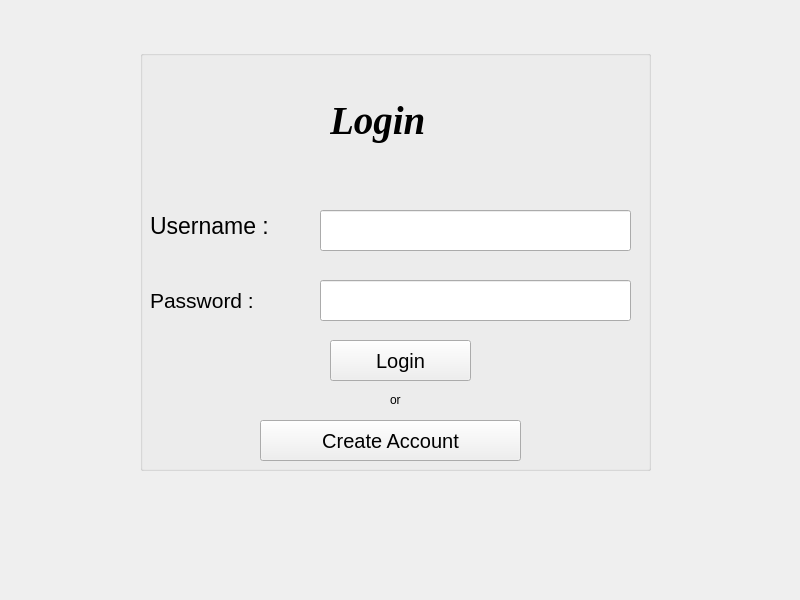
This is mainwindow.ui in ThaKhinso/POSManagement as Qt 5 draws it before an edit. The edited form follows.
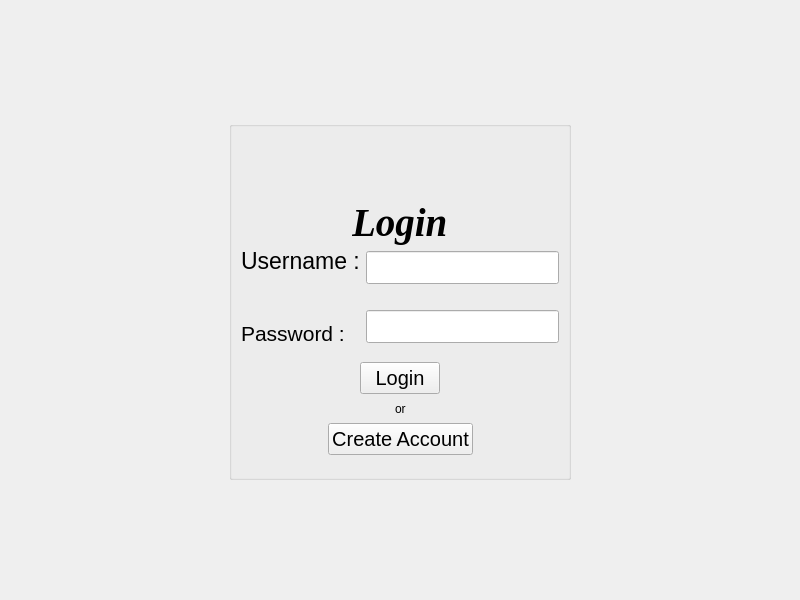
This is the edited form. The open tabs and pages were chosen to show the change.

Diff of the .ui file:
```diff
--- a/mainwindow.ui
+++ b/mainwindow.ui
@@ -10,31 +10,96 @@
     <height>600</height>
    </rect>
   </property>
+  <property name="maximumSize">
+   <size>
+    <width>16777215</width>
+    <height>16777215</height>
+   </size>
+  </property>
   <property name="windowTitle">
    <string>MainWindow</string>
   </property>
   <widget class="QWidget" name="centralwidget">
+   <layout class="QVBoxLayout" name="verticalLayout">
+    <item>
+     <widget class="QStackedWidget" name="stackedWidget">
+      <property name="currentIndex">
+       <number>1</number>
+      </property>
+      <widget class="QWidget" name="loginPage">
+       <layout class="QHBoxLayout" name="horizontalLayout_7">
+        <item>
+         <layout class="QVBoxLayout" name="verticalLayout_6">
+          <item>
+           <spacer name="verticalSpacer_7">
+            <property name="orientation">
+             <enum>Qt::Orientation::Vertical</enum>
+            </property>
+            <property name="sizeHint" stdset="0">
+             <size>
+              <width>20</width>
+              <height>40</height>
+             </size>
+            </property>
+           </spacer>
+          </item>
+          <item>
+           <layout class="QHBoxLayout" name="horizontalLayout_6">
+            <item>
+             <spacer name="horizontalSpacer_9">
+              <property name="orientation">
+               <enum>Qt::Orientation::Horizontal</enum>
+              </property>
+              <property name="sizeHint" stdset="0">
+               <size>
+                <width>40</width>
+                <height>20</height>
+               </size>
+              </property>
+             </spacer>
+            </item>
+            <item>
    <widget class="QGroupBox" name="loginBox">
-    <property name="geometry">
-     <rect>
-      <x>140</x>
-      <y>50</y>
-      <width>511</width>
-      <height>421</height>
-     </rect>
+              <property name="maximumSize">
+               <size>
+                <width>500</width>
+                <height>500</height>
+               </size>
     </property>
     <property name="title">
      <string/>
     </property>
+              <layout class="QVBoxLayout" name="verticalLayout_5">
+               <item>
+                <spacer name="verticalSpacer_6">
+                 <property name="orientation">
+                  <enum>Qt::Orientation::Vertical</enum>
+                 </property>
+                 <property name="sizeHint" stdset="0">
+                  <size>
+                   <width>20</width>
+                   <height>65</height>
+                  </size>
+                 </property>
+                </spacer>
+               </item>
+               <item>
+                <layout class="QHBoxLayout" name="horizontalLayout_4">
+                 <item>
+                  <spacer name="horizontalSpacer_3">
+                   <property name="orientation">
+                    <enum>Qt::Orientation::Horizontal</enum>
+                   </property>
+                   <property name="sizeHint" stdset="0">
+                    <size>
+                     <width>40</width>
+                     <height>20</height>
+                    </size>
+                   </property>
+                  </spacer>
+                 </item>
+                 <item>
     <widget class="QLabel" name="login">
-     <property name="geometry">
-      <rect>
-       <x>190</x>
-       <y>30</y>
-       <width>131</width>
-       <height>81</height>
-      </rect>
-     </property>
      <property name="font">
       <font>
        <family>Times New Roman</family>
@@ -48,14 +113,33 @@
       <string>Login</string>
      </property>
     </widget>
+                 </item>
+                 <item>
+                  <spacer name="horizontalSpacer_4">
+                   <property name="orientation">
+                    <enum>Qt::Orientation::Horizontal</enum>
+                   </property>
+                   <property name="sizeHint" stdset="0">
+                    <size>
+                     <width>40</width>
+                     <height>20</height>
+                    </size>
+                   </property>
+                  </spacer>
+                 </item>
+                </layout>
+               </item>
+               <item>
+                <layout class="QHBoxLayout" name="horizontalLayout">
+                 <item>
+                  <layout class="QVBoxLayout" name="verticalLayout_3">
+                   <item>
     <widget class="QLabel" name="label">
-     <property name="geometry">
-      <rect>
-       <x>10</x>
-       <y>160</y>
-       <width>151</width>
-       <height>31</height>
-      </rect>
+                     <property name="maximumSize">
+                      <size>
+                       <width>130</width>
+                       <height>20</height>
+                      </size>
      </property>
      <property name="font">
       <font>
@@ -66,14 +150,27 @@
       <string>Username :</string>
      </property>
     </widget>
+                   </item>
+                   <item>
+                    <spacer name="verticalSpacer_3">
+                     <property name="orientation">
+                      <enum>Qt::Orientation::Vertical</enum>
+                     </property>
+                     <property name="sizeHint" stdset="0">
+                      <size>
+                       <width>20</width>
+                       <height>20</height>
+                      </size>
+                     </property>
+                    </spacer>
+                   </item>
+                   <item>
     <widget class="QLabel" name="label_2">
-     <property name="geometry">
-      <rect>
-       <x>10</x>
-       <y>220</y>
-       <width>141</width>
-       <height>61</height>
-      </rect>
+                     <property name="maximumSize">
+                      <size>
+                       <width>130</width>
+                       <height>20</height>
+                      </size>
      </property>
      <property name="font">
       <font>
@@ -84,14 +181,18 @@
       <string>Password :</string>
      </property>
     </widget>
+                   </item>
+                  </layout>
+                 </item>
+                 <item>
+                  <layout class="QVBoxLayout" name="verticalLayout_4">
+                   <item>
     <widget class="QLineEdit" name="nameInput">
-     <property name="geometry">
-      <rect>
-       <x>180</x>
-       <y>160</y>
-       <width>311</width>
-       <height>41</height>
-      </rect>
+                     <property name="maximumSize">
+                      <size>
+                       <width>400</width>
+                       <height>40</height>
+                      </size>
      </property>
      <property name="font">
       <font>
@@ -99,14 +200,27 @@
       </font>
      </property>
     </widget>
+                   </item>
+                   <item>
+                    <spacer name="verticalSpacer_4">
+                     <property name="orientation">
+                      <enum>Qt::Orientation::Vertical</enum>
+                     </property>
+                     <property name="sizeHint" stdset="0">
+                      <size>
+                       <width>20</width>
+                       <height>20</height>
+                      </size>
+                     </property>
+                    </spacer>
+                   </item>
+                   <item>
     <widget class="QLineEdit" name="passInput">
-     <property name="geometry">
-      <rect>
-       <x>180</x>
-       <y>230</y>
-       <width>311</width>
-       <height>41</height>
-      </rect>
+                     <property name="maximumSize">
+                      <size>
+                       <width>400</width>
+                       <height>40</height>
+                      </size>
      </property>
      <property name="font">
       <font>
@@ -114,15 +228,43 @@
       </font>
      </property>
     </widget>
+                   </item>
+                  </layout>
+                 </item>
+                </layout>
+               </item>
+               <item>
+                <spacer name="verticalSpacer">
+                 <property name="orientation">
+                  <enum>Qt::Orientation::Vertical</enum>
+                 </property>
+                 <property name="sizeHint" stdset="0">
+                  <size>
+                   <width>139</width>
+                   <height>13</height>
+                  </size>
+                 </property>
+                </spacer>
+               </item>
+               <item>
+                <layout class="QVBoxLayout" name="verticalLayout_2">
+                 <item>
+                  <layout class="QHBoxLayout" name="horizontalLayout_2">
+                   <item>
+                    <spacer name="horizontalSpacer_5">
+                     <property name="orientation">
+                      <enum>Qt::Orientation::Horizontal</enum>
+                     </property>
+                     <property name="sizeHint" stdset="0">
+                      <size>
+                       <width>40</width>
+                       <height>20</height>
+                      </size>
+                     </property>
+                    </spacer>
+                   </item>
+                   <item>
     <widget class="QPushButton" name="loginButton">
-     <property name="geometry">
-      <rect>
-       <x>190</x>
-       <y>290</y>
-       <width>141</width>
-       <height>41</height>
-      </rect>
-     </property>
      <property name="font">
       <font>
        <pointsize>15</pointsize>
@@ -132,28 +274,76 @@
       <string>Login</string>
      </property>
     </widget>
+                   </item>
+                   <item>
+                    <spacer name="horizontalSpacer_6">
+                     <property name="orientation">
+                      <enum>Qt::Orientation::Horizontal</enum>
+                     </property>
+                     <property name="sizeHint" stdset="0">
+                      <size>
+                       <width>40</width>
+                       <height>20</height>
+                      </size>
+                     </property>
+                    </spacer>
+                   </item>
+                  </layout>
+                 </item>
+                 <item>
+                  <layout class="QHBoxLayout" name="horizontalLayout_3">
+                   <item>
+                    <spacer name="horizontalSpacer_2">
+                     <property name="orientation">
+                      <enum>Qt::Orientation::Horizontal</enum>
+                     </property>
+                     <property name="sizeHint" stdset="0">
+                      <size>
+                       <width>18</width>
+                       <height>17</height>
+                      </size>
+                     </property>
+                    </spacer>
+                   </item>
+                   <item>
     <widget class="QLabel" name="label_3">
-     <property name="geometry">
-      <rect>
-       <x>250</x>
-       <y>340</y>
-       <width>63</width>
-       <height>20</height>
-      </rect>
-     </property>
      <property name="text">
       <string>or</string>
      </property>
     </widget>
+                   </item>
+                   <item>
+                    <spacer name="horizontalSpacer">
+                     <property name="orientation">
+                      <enum>Qt::Orientation::Horizontal</enum>
+                     </property>
+                     <property name="sizeHint" stdset="0">
+                      <size>
+                       <width>18</width>
+                       <height>17</height>
+                      </size>
+                     </property>
+                    </spacer>
+                   </item>
+                  </layout>
+                 </item>
+                 <item>
+                  <layout class="QHBoxLayout" name="horizontalLayout_5">
+                   <item>
+                    <spacer name="horizontalSpacer_7">
+                     <property name="orientation">
+                      <enum>Qt::Orientation::Horizontal</enum>
+                     </property>
+                     <property name="sizeHint" stdset="0">
+                      <size>
+                       <width>40</width>
+                       <height>20</height>
+                      </size>
+                     </property>
+                    </spacer>
+                   </item>
+                   <item>
     <widget class="QPushButton" name="signupButton">
-     <property name="geometry">
-      <rect>
-       <x>120</x>
-       <y>370</y>
-       <width>261</width>
-       <height>41</height>
-      </rect>
-     </property>
      <property name="font">
       <font>
        <pointsize>15</pointsize>
@@ -163,7 +353,221 @@
       <string>Create Account</string>
      </property>
     </widget>
-   </widget>
+                   </item>
+                   <item>
+                    <spacer name="horizontalSpacer_8">
+                     <property name="orientation">
+                      <enum>Qt::Orientation::Horizontal</enum>
+                     </property>
+                     <property name="sizeHint" stdset="0">
+                      <size>
+                       <width>40</width>
+                       <height>20</height>
+                      </size>
+                     </property>
+                    </spacer>
+                   </item>
+                  </layout>
+                 </item>
+                </layout>
+               </item>
+               <item>
+                <spacer name="verticalSpacer_2">
+                 <property name="orientation">
+                  <enum>Qt::Orientation::Vertical</enum>
+                 </property>
+                 <property name="sizeHint" stdset="0">
+                  <size>
+                   <width>139</width>
+                   <height>13</height>
+                  </size>
+                 </property>
+                </spacer>
+               </item>
+              </layout>
+             </widget>
+            </item>
+            <item>
+             <spacer name="horizontalSpacer_10">
+              <property name="orientation">
+               <enum>Qt::Orientation::Horizontal</enum>
+              </property>
+              <property name="sizeHint" stdset="0">
+               <size>
+                <width>40</width>
+                <height>20</height>
+               </size>
+              </property>
+             </spacer>
+            </item>
+           </layout>
+          </item>
+          <item>
+           <spacer name="verticalSpacer_5">
+            <property name="orientation">
+             <enum>Qt::Orientation::Vertical</enum>
+            </property>
+            <property name="sizeHint" stdset="0">
+             <size>
+              <width>20</width>
+              <height>40</height>
+             </size>
+            </property>
+           </spacer>
+          </item>
+         </layout>
+        </item>
+       </layout>
+      </widget>
+      <widget class="QWidget" name="page_2">
+       <layout class="QVBoxLayout" name="verticalLayout_7">
+        <item>
+         <layout class="QHBoxLayout" name="horizontalLayout_8">
+          <item>
+           <spacer name="horizontalSpacer_11">
+            <property name="orientation">
+             <enum>Qt::Orientation::Horizontal</enum>
+            </property>
+            <property name="sizeHint" stdset="0">
+             <size>
+              <width>40</width>
+              <height>20</height>
+             </size>
+            </property>
+           </spacer>
+          </item>
+          <item>
+           <widget class="QLabel" name="label_4">
+            <property name="font">
+             <font>
+              <family>Times New Roman</family>
+              <pointsize>22</pointsize>
+              <italic>true</italic>
+              <bold>true</bold>
+             </font>
+            </property>
+            <property name="text">
+             <string>Current Items In Stock</string>
+            </property>
+           </widget>
+          </item>
+          <item>
+           <spacer name="horizontalSpacer_12">
+            <property name="orientation">
+             <enum>Qt::Orientation::Horizontal</enum>
+            </property>
+            <property name="sizeHint" stdset="0">
+             <size>
+              <width>40</width>
+              <height>20</height>
+             </size>
+            </property>
+           </spacer>
+          </item>
+         </layout>
+        </item>
+        <item>
+         <layout class="QHBoxLayout" name="horizontalLayout_9">
+          <item>
+           <spacer name="horizontalSpacer_15">
+            <property name="orientation">
+             <enum>Qt::Orientation::Horizontal</enum>
+            </property>
+            <property name="sizeHint" stdset="0">
+             <size>
+              <width>40</width>
+              <height>20</height>
+             </size>
+            </property>
+           </spacer>
+          </item>
+          <item>
+           <widget class="QScrollArea" name="scrollArea">
+            <property name="widgetResizable">
+             <bool>true</bool>
+            </property>
+            <widget class="QWidget" name="scrollAreaWidgetContents">
+             <property name="geometry">
+              <rect>
+               <x>0</x>
+               <y>0</y>
+               <width>248</width>
+               <height>229</height>
+              </rect>
+             </property>
+            </widget>
+           </widget>
+          </item>
+          <item>
+           <spacer name="horizontalSpacer_16">
+            <property name="orientation">
+             <enum>Qt::Orientation::Horizontal</enum>
+            </property>
+            <property name="sizeHint" stdset="0">
+             <size>
+              <width>40</width>
+              <height>20</height>
+             </size>
+            </property>
+           </spacer>
+          </item>
+         </layout>
+        </item>
+        <item>
+         <layout class="QHBoxLayout" name="horizontalLayout_10">
+          <item>
+           <spacer name="horizontalSpacer_17">
+            <property name="orientation">
+             <enum>Qt::Orientation::Horizontal</enum>
+            </property>
+            <property name="sizeHint" stdset="0">
+             <size>
+              <width>40</width>
+              <height>20</height>
+             </size>
+            </property>
+           </spacer>
+          </item>
+          <item>
+           <widget class="QPushButton" name="pushButton">
+            <property name="text">
+             <string>Add new item</string>
+            </property>
+           </widget>
+          </item>
+          <item>
+           <spacer name="horizontalSpacer_18">
+            <property name="orientation">
+             <enum>Qt::Orientation::Horizontal</enum>
+            </property>
+            <property name="sizeHint" stdset="0">
+             <size>
+              <width>40</width>
+              <height>20</height>
+             </size>
+            </property>
+           </spacer>
+          </item>
+         </layout>
+        </item>
+        <item>
+         <spacer name="verticalSpacer_9">
+          <property name="orientation">
+           <enum>Qt::Orientation::Vertical</enum>
+          </property>
+          <property name="sizeHint" stdset="0">
+           <size>
+            <width>20</width>
+            <height>229</height>
+           </size>
+          </property>
+         </spacer>
+        </item>
+       </layout>
+      </widget>
+     </widget>
+    </item>
+   </layout>
   </widget>
   <widget class="QMenuBar" name="menubar">
    <property name="geometry">
```
Left out of the diff: 2 changed lines with no effect on the pictures. Lines whose indentation alone changed are shown as unchanged.
